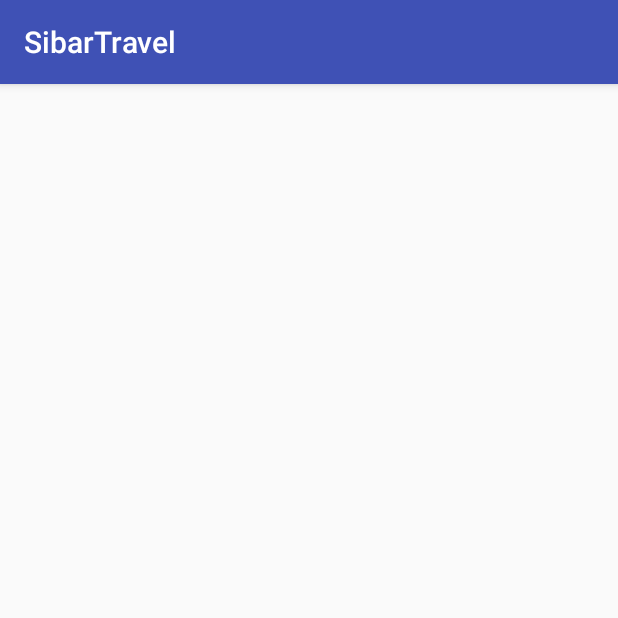
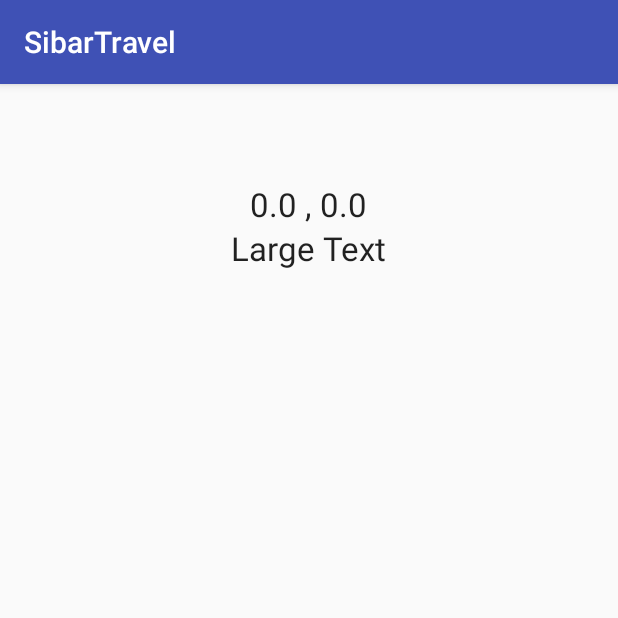
Before and after one commit to Beckuro/sibartravel, an Android app: the screen it shows after launch (MainActivity before the commit, MapsActivity after it), on a phone screen of 412 x 824 dp, the top half of it. Run offline under Robolectric (Android 15) with nearby library versions, the phone set to English and light mode, and no system bars.

Commit message:
Adding Coordinates Function

```diff
--- a/app/src/main/AndroidManifest.xml
+++ b/app/src/main/AndroidManifest.xml
@@ -15,6 +15,10 @@
                 <category android:name="android.intent.category.LAUNCHER" />
             </intent-filter>
         </activity>
+        <activity android:name=".MapsActivity"></activity>
     </application>
 
+    <uses-permission android:name="android.permission.ACCESS_FINE_LOCATION" />
+    <uses-permission android:name="android.permission.INTERNET" />
+
 </manifest>
--- a/app/src/main/java/com/travel/sibar/sibartravel/MainActivity.java
+++ b/app/src/main/java/com/travel/sibar/sibartravel/MainActivity.java
@@ -1,14 +1,10 @@
 package com.travel.sibar.sibartravel;
 
+import android.content.Intent;
+import android.os.Bundle;
 import android.support.v7.app.AppCompatActivity;
-import android.os.Bundle;
-import android.util.Log;
-import android.widget.ArrayAdapter;
 import android.widget.ListAdapter;
 import android.widget.ListView;
-
-import java.io.IOException;
-import java.util.List;
 
 public class MainActivity extends AppCompatActivity {
 
@@ -21,10 +17,12 @@ public class MainActivity extends AppCompatActivity {
         super.onCreate(savedInstanceState);
         setContentView(R.layout.activity_main);
 
+        Intent intent = new Intent(MainActivity.this, MapsActivity.class);
+        startActivity(intent);
 
         /** Below is example usage of retrieving database, comment if unnesecassry */
 
-        Log.d("Status", "Start dbHelper");
+       /* Log.d("Status", "Start dbHelper");
         dbHeplper = new DatabaseHelper(getApplicationContext());
         try {
             dbHeplper.createDataBase();
@@ -51,6 +49,6 @@ public class MainActivity extends AppCompatActivity {
             lvUsers.setAdapter(adapter);
         }
 
-        Log.d("Status", "Finish");
+        Log.d("Status", "Finish");*/
     }
 }
--- /dev/null
+++ b/app/src/main/java/com/travel/sibar/sibartravel/MapsActivity.java
@@ -0,0 +1,24 @@
+package com.travel.sibar.sibartravel;
+
+import android.support.v7.app.AppCompatActivity;
+import android.os.Bundle;
+import android.widget.TextView;
+
+public class MapsActivity extends AppCompatActivity {
+    MapsService service;
+
+    @Override
+    protected void onCreate(Bundle savedInstanceState) {
+        service = new MapsService(MapsActivity.this);
+        super.onCreate(savedInstanceState);
+        setContentView(R.layout.activity_maps);
+        TextView text = (TextView) findViewById(R.id.textView);
+
+        if(service.canGetLocation) {
+            text.setText(service.getLatitude() + " , " + service.getLongitude());
+        } else {
+            service.showSettingAlert();
+        }
+
+    }
+}
--- /dev/null
+++ b/app/src/main/java/com/travel/sibar/sibartravel/MapsService.java
@@ -0,0 +1,178 @@
+package com.travel.sibar.sibartravel;
+
+import android.Manifest;
+import android.app.AlertDialog;
+import android.app.Service;
+import android.content.Context;
+import android.content.DialogInterface;
+import android.content.Intent;
+import android.content.pm.PackageManager;
+import android.location.Location;
+import android.location.LocationListener;
+import android.location.LocationManager;
+import android.os.Bundle;
+import android.os.IBinder;
+import android.provider.Settings;
+import android.support.annotation.Nullable;
+import android.support.v4.app.ActivityCompat;
+
+/**
+ * Created by satriabagus on 7/18/16.
+ */
+public class MapsService extends Service implements LocationListener {
+
+    private final Context context;
+
+    boolean isGPSEnable = false;
+    boolean canGetLocation = false;
+    boolean isNetworkEnable = false;
+
+    Location location;
+
+    double latitude;
+    double longitude;
+
+    private static final long MIN_DISTANCE_CHANGE_FOR_UPDATES = 10;
+    private static final long MIN_TIM_BW_UPDATES = 1000 * 60 * 1;
+
+    protected LocationManager locationManager;
+
+    public MapsService(Context context) {
+        this.context = context;
+        getLocation();
+
+
+    }
+
+    public Location getLocation() {
+        try {
+            locationManager = (LocationManager) context.getSystemService(LOCATION_SERVICE);
+            isGPSEnable = locationManager.isProviderEnabled(LocationManager.GPS_PROVIDER);
+            isNetworkEnable = locationManager.isProviderEnabled(LocationManager.NETWORK_PROVIDER);
+
+            if (!isGPSEnable && !isNetworkEnable) {
+
+            } else {
+                this.canGetLocation = true;
+
+                if (isNetworkEnable) {
+
+                    locationManager.requestLocationUpdates(LocationManager.NETWORK_PROVIDER, MIN_TIM_BW_UPDATES, MIN_DISTANCE_CHANGE_FOR_UPDATES, this);
+
+
+                    if (locationManager != null) {
+                        location = locationManager.getLastKnownLocation(LocationManager.NETWORK_PROVIDER);
+
+
+                        if (location != null) {
+                            latitude = location.getLatitude();
+                            longitude = location.getLongitude();
+                        }
+                    }
+                }
+
+                if (isGPSEnable) {
+
+                    if (location == null) {
+                        locationManager.requestLocationUpdates(LocationManager.GPS_PROVIDER, MIN_TIM_BW_UPDATES, MIN_DISTANCE_CHANGE_FOR_UPDATES, this);
+
+                        if (locationManager != null) {
+                            location = locationManager.getLastKnownLocation(LocationManager.GPS_PROVIDER);
+
+                            if (location != null) {
+                                latitude = location.getLatitude();
+                                longitude = location.getLongitude();
+                            }
+                        }
+                    }
+
+                }
+            }
+
+
+        } catch (Exception e) {
+            e.printStackTrace();
+        }
+
+        return location;
+    }
+
+    public void stopUsingGPS() {
+        if (locationManager != null) {
+
+            locationManager.removeUpdates(MapsService.this);
+
+        }
+    }
+
+    public double getLatitude(){
+         if(location != null){
+             latitude = location.getLatitude();
+         }
+
+        return latitude;
+    }
+
+    public double getLongitude(){
+        if(location != null){
+            longitude = location.getLongitude();
+        }
+
+        return longitude;
+    }
+
+    public boolean canGetLocation(){
+        return this.canGetLocation;
+    }
+
+    public void showSettingAlert(){
+        AlertDialog.Builder alertDialog = new AlertDialog.Builder(context);
+
+        alertDialog.setTitle("GPS Setting");
+
+        alertDialog.setMessage("GPS is not enabled. Do you want enable it?");
+
+        alertDialog.setPositiveButton("Setting", new DialogInterface.OnClickListener() {
+            @Override
+            public void onClick(DialogInterface dialog, int which) {
+                 Intent intent = new Intent(Settings.ACTION_LOCATION_SOURCE_SETTINGS);
+                 context.startActivity(intent) ;
+            }
+        });
+
+        alertDialog.setNegativeButton("Cancel", new DialogInterface.OnClickListener() {
+            @Override
+            public void onClick(DialogInterface dialog, int which) {
+                dialog.cancel();
+            }
+        });
+
+        alertDialog.show();
+    }
+
+    @Override
+    public void onLocationChanged(Location location) {
+
+    }
+
+    @Override
+    public void onStatusChanged(String provider, int status, Bundle extras) {
+
+    }
+
+    @Override
+    public void onProviderEnabled(String provider) {
+
+    }
+
+    @Override
+    public void onProviderDisabled(String provider) {
+
+    }
+
+    @Nullable
+    @Override
+    public IBinder onBind(Intent intent) {
+        return null;
+    }
+}
--- /dev/null
+++ b/app/src/main/res/layout/activity_maps.xml
@@ -0,0 +1,31 @@
+<?xml version="1.0" encoding="utf-8"?>
+<RelativeLayout xmlns:android="http://schemas.android.com/apk/res/android"
+    xmlns:tools="http://schemas.android.com/tools"
+    android:layout_width="match_parent"
+    android:layout_height="match_parent"
+    android:paddingBottom="@dimen/activity_vertical_margin"
+    android:paddingLeft="@dimen/activity_horizontal_margin"
+    android:paddingRight="@dimen/activity_horizontal_margin"
+    android:paddingTop="@dimen/activity_vertical_margin"
+    tools:context="com.travel.sibar.sibartravel.MapsActivity">
+
+    <TextView
+        android:layout_width="wrap_content"
+        android:layout_height="wrap_content"
+        android:textAppearance="?android:attr/textAppearanceLarge"
+        android:text="From"
+        android:id="@+id/textView"
+        android:layout_alignParentTop="true"
+        android:layout_centerHorizontal="true"
+        android:layout_marginTop="49dp" />
+
+    <TextView
+        android:layout_width="wrap_content"
+        android:layout_height="wrap_content"
+        android:textAppearance="?android:attr/textAppearanceLarge"
+        android:text="Large Text"
+        android:id="@+id/textView2"
+        android:layout_below="@+id/textView"
+        android:layout_centerHorizontal="true" />
+
+</RelativeLayout>
--- a/build.gradle
+++ b/build.gradle
@@ -5,7 +5,7 @@ buildscript {
         jcenter()
     }
     dependencies {
-        classpath 'com.android.tools.build:gradle:2.1.0'
+        classpath 'com.android.tools.build:gradle:2.1.2'
 
         // NOTE: Do not place your application dependencies here; they belong
         // in the individual module build.gradle files
```
